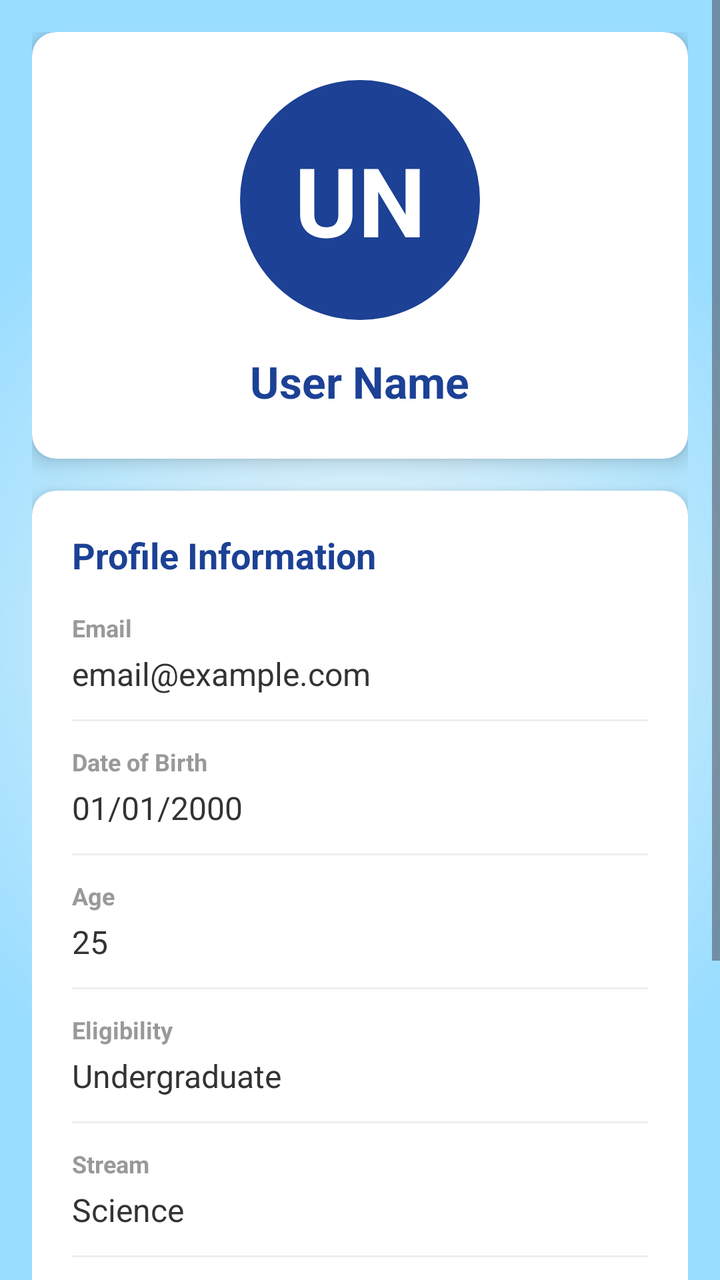
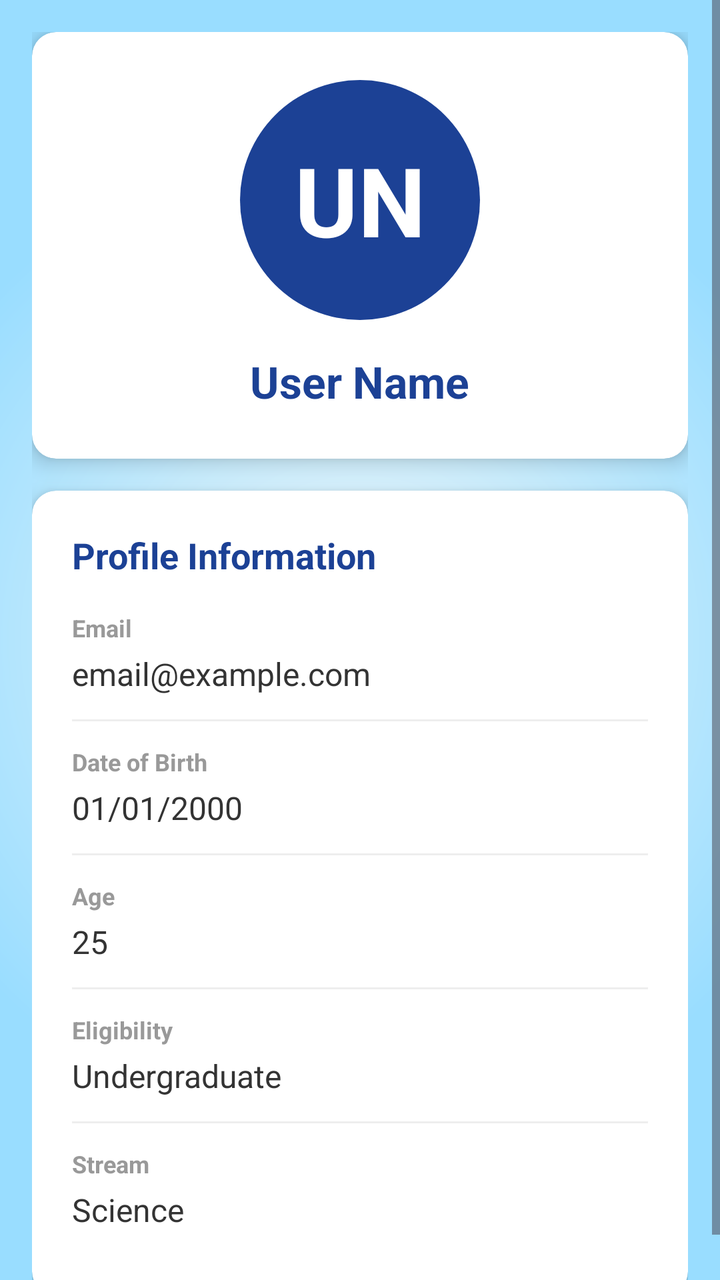

The first picture is an Android layout as it rendered before a commit; the second is the same layout after the commit. The layout source and the unified diff follow.
<!-- AndroidManifest.xml: application theme Theme.AspirePath -->
<!-- res/layout/fragment_profile.xml -->
<?xml version="1.0" encoding="utf-8"?>
<ScrollView xmlns:android="http://schemas.android.com/apk/res/android"
    xmlns:app="http://schemas.android.com/apk/res-auto"
    xmlns:tools="http://schemas.android.com/tools"
    android:layout_width="match_parent"
    android:layout_height="match_parent"
    android:background="@drawable/gradient_bg"
    tools:context=".Profile">

    <LinearLayout
        android:layout_width="match_parent"
        android:layout_height="wrap_content"
        android:orientation="vertical"
        android:padding="16dp">

        
        <androidx.cardview.widget.CardView
            android:layout_width="match_parent"
            android:layout_height="wrap_content"
            app:cardCornerRadius="12dp"
            app:cardElevation="6dp"
            android:layout_marginBottom="16dp">

            <LinearLayout
                android:layout_width="match_parent"
                android:layout_height="wrap_content"
                android:orientation="vertical"
                android:gravity="center"
                android:padding="24dp">

                
                <TextView
                    android:id="@+id/tvInitials"
                    android:layout_width="120dp"
                    android:layout_height="120dp"
                    android:text="UN"
                    android:textSize="48sp"
                    android:textStyle="bold"
                    android:textColor="#FFFFFF"
                    android:background="@drawable/circle_background"
                    android:gravity="center"
                    android:layout_marginBottom="16dp"/>

                <TextView
                    android:id="@+id/tvProfileName"
                    android:layout_width="wrap_content"
                    android:layout_height="wrap_content"
                    android:text="User Name"
                    android:textSize="22sp"
                    android:textStyle="bold"
                    android:textColor="@color/blue"/>
            </LinearLayout>
        </androidx.cardview.widget.CardView>

        
        <androidx.cardview.widget.CardView
            android:layout_width="match_parent"
            android:layout_height="wrap_content"
            app:cardCornerRadius="12dp"
            app:cardElevation="6dp">

            <LinearLayout
                android:layout_width="match_parent"
                android:layout_height="wrap_content"
                android:orientation="vertical"
                android:padding="20dp">

                <TextView
                    android:layout_width="wrap_content"
                    android:layout_height="wrap_content"
                    android:text="Profile Information"
                    android:textSize="18sp"
                    android:textStyle="bold"
                    android:textColor="@color/blue"
                    android:layout_marginBottom="16dp"/>

                
                <LinearLayout
                    android:layout_width="match_parent"
                    android:layout_height="wrap_content"
                    android:orientation="vertical"
                    android:layout_marginBottom="12dp">

                    <TextView
                        android:layout_width="wrap_content"
                        android:layout_height="wrap_content"
                        android:text="Email"
                        android:textSize="12sp"
                        android:textColor="#999999"
                        android:textStyle="bold"/>

                    <TextView
                        android:id="@+id/tvProfileEmail"
                        android:layout_width="wrap_content"
                        android:layout_height="wrap_content"
                        android:text="email@example.com"
                        android:textSize="16sp"
                        android:textColor="#333333"
                        android:layout_marginTop="4dp"/>
                </LinearLayout>

                <View
                    android:id="@+id/dividerDOB"
                    android:layout_width="match_parent"
                    android:layout_height="1dp"
                    android:background="#EEEEEE"
                    android:layout_marginBottom="12dp"/>

                
                <LinearLayout
                    android:id="@+id/layoutDOB"
                    android:layout_width="match_parent"
                    android:layout_height="wrap_content"
                    android:orientation="vertical"
                    android:layout_marginBottom="12dp">

                    <TextView
                        android:layout_width="wrap_content"
                        android:layout_height="wrap_content"
                        android:text="Date of Birth"
                        android:textSize="12sp"
                        android:textColor="#999999"
                        android:textStyle="bold"/>

                    <TextView
                        android:id="@+id/tvProfileDOB"
                        android:layout_width="wrap_content"
                        android:layout_height="wrap_content"
                        android:text="01/01/2000"
                        android:textSize="16sp"
                        android:textColor="#333333"
                        android:layout_marginTop="4dp"/>
                </LinearLayout>

                <View
                    android:id="@+id/dividerAge"
                    android:layout_width="match_parent"
                    android:layout_height="1dp"
                    android:background="#EEEEEE"
                    android:layout_marginBottom="12dp"/>

                
                <LinearLayout
                    android:id="@+id/layoutAge"
                    android:layout_width="match_parent"
                    android:layout_height="wrap_content"
                    android:orientation="vertical"
                    android:layout_marginBottom="12dp">

                    <TextView
                        android:layout_width="wrap_content"
                        android:layout_height="wrap_content"
                        android:text="Age"
                        android:textSize="12sp"
                        android:textColor="#999999"
                        android:textStyle="bold"/>

                    <TextView
                        android:id="@+id/tvProfileAge"
                        android:layout_width="wrap_content"
                        android:layout_height="wrap_content"
                        android:text="25"
                        android:textSize="16sp"
                        android:textColor="#333333"
                        android:layout_marginTop="4dp"/>
                </LinearLayout>

                <View
                    android:layout_width="match_parent"
                    android:layout_height="1dp"
                    android:background="#EEEEEE"
                    android:layout_marginBottom="12dp"/>

                
                <LinearLayout
                    android:layout_width="match_parent"
                    android:layout_height="wrap_content"
                    android:orientation="vertical"
                    android:layout_marginBottom="12dp">

                    <TextView
                        android:layout_width="wrap_content"
                        android:layout_height="wrap_content"
                        android:text="Eligibility"
                        android:textSize="12sp"
                        android:textColor="#999999"
                        android:textStyle="bold"/>

                    <TextView
                        android:id="@+id/tvProfileEligibility"
                        android:layout_width="wrap_content"
                        android:layout_height="wrap_content"
                        android:text="Undergraduate"
                        android:textSize="16sp"
                        android:textColor="#333333"
                        android:layout_marginTop="4dp"/>
                </LinearLayout>

                
                <LinearLayout
                    android:id="@+id/layoutStream"
                    android:layout_width="match_parent"
                    android:layout_height="wrap_content"
                    android:orientation="vertical"
                    android:layout_marginBottom="12dp">

                    <View
                        android:layout_width="match_parent"
                        android:layout_height="1dp"
                        android:background="#EEEEEE"
                        android:layout_marginBottom="12dp"/>

                    <TextView
                        android:layout_width="wrap_content"
                        android:layout_height="wrap_content"
                        android:text="Stream"
                        android:textSize="12sp"
                        android:textColor="#999999"
                        android:textStyle="bold"/>

                    <TextView
                        android:id="@+id/tvProfileStream"
                        android:layout_width="wrap_content"
                        android:layout_height="wrap_content"
                        android:text="Science"
                        android:textSize="16sp"
                        android:textColor="#333333"
                        android:layout_marginTop="4dp"/>
                </LinearLayout>

                
                <LinearLayout
                    android:id="@+id/layoutCourse"
                    android:layout_width="match_parent"
                    android:layout_height="wrap_content"
                    android:orientation="vertical"
                    android:layout_marginBottom="12dp">

                    <View
                        android:layout_width="match_parent"
                        android:layout_height="1dp"
                        android:background="#EEEEEE"
                        android:layout_marginBottom="12dp"/>

                    <TextView
                        android:layout_width="wrap_content"
                        android:layout_height="wrap_content"
                        android:text="Course"
                        android:textSize="12sp"
                        android:textColor="#999999"
                        android:textStyle="bold"/>

                    <TextView
                        android:id="@+id/tvProfileCourse"
                        android:layout_width="wrap_content"
                        android:layout_height="wrap_content"
                        android:text="Computer Science"
                        android:textSize="16sp"
                        android:textColor="#333333"
                        android:layout_marginTop="4dp"/>
                </LinearLayout>

                <View
                    android:id="@+id/dividerCertificate"
                    android:layout_width="match_parent"
                    android:layout_height="1dp"
                    android:background="#EEEEEE"
                    android:layout_marginBottom="12dp"/>

                
                <LinearLayout
                    android:id="@+id/layoutCertificate"
                    android:layout_width="match_parent"
                    android:layout_height="wrap_content"
                    android:orientation="vertical"
                    android:layout_marginBottom="12dp">

                    <TextView
                        android:layout_width="wrap_content"
                        android:layout_height="wrap_content"
                        android:text="Certificate Courses"
                        android:textSize="12sp"
                        android:textColor="#999999"
                        android:textStyle="bold"/>

                    <TextView
                        android:id="@+id/tvProfileCertificate"
                        android:layout_width="wrap_content"
                        android:layout_height="wrap_content"
                        android:text="N/A"
                        android:textSize="16sp"
                        android:textColor="#333333"
                        android:layout_marginTop="4dp"/>
                </LinearLayout>

                <View
                    android:id="@+id/dividerCollegeSchool"
                    android:layout_width="match_parent"
                    android:layout_height="1dp"
                    android:background="#EEEEEE"
                    android:layout_marginBottom="12dp"/>

                
                <LinearLayout
                    android:id="@+id/layoutCollegeSchool"
                    android:layout_width="match_parent"
                    android:layout_height="wrap_content"
                    android:orientation="vertical">

                    <TextView
                        android:layout_width="wrap_content"
                        android:layout_height="wrap_content"
                        android:text="Current College/School"
                        android:textSize="12sp"
                        android:textColor="#999999"
                        android:textStyle="bold"/>

                    <TextView
                        android:id="@+id/tvProfileCollegeSchool"
                        android:layout_width="wrap_content"
                        android:layout_height="wrap_content"
                        android:text="N/A"
                        android:textSize="16sp"
                        android:textColor="#333333"
                        android:layout_marginTop="4dp"/>
                </LinearLayout>

            </LinearLayout>
        </androidx.cardview.widget.CardView>

    </LinearLayout>
</ScrollView>
<!-- resources referenced by this layout -->
<resources>
  <color name="blue">#1C4195</color>
  <!-- drawable circle_background (drawable) -->
  <?xml version="1.0" encoding="utf-8"?>
  <shape xmlns:android="http://schemas.android.com/apk/res/android"
      android:shape="oval">
      <solid android:color="#1C4195"/>
  </shape>
  <!-- drawable gradient_bg (drawable) -->
  <?xml version="1.0" encoding="utf-8"?>
  <shape xmlns:android="http://schemas.android.com/apk/res/android"
      android:shape="rectangle">
      <gradient
          android:startColor="#edf7fa"
          android:endColor="#99ddff"
          android:gradientRadius="70%p"
          android:type="radial"
          android:centerX="0.5"
          android:centerY="0.5"
          android:dither="true" />
  </shape>
  <style name="Theme.AspirePath" parent="Base.Theme.AspirePath" />
  <style name="Base.Theme.AspirePath" parent="Theme.Material3.DayNight.NoActionBar">
          
          <item name="colorPrimary">@color/blue</item>
          <item name="colorPrimaryVariant">#0073e6</item>
          <item name="colorOnPrimary">@color/white</item>
          <item name="android:statusBarColor">#0073e6</item>
          
      </style>
  <color name="white">#FFFFFFFF</color>
</resources>

<!-- the commit's change to res/layout/fragment_profile.xml (unified diff, before → after) -->
@@ -228,103 +228,6 @@
                         android:layout_marginTop="4dp"/>
                 </LinearLayout>
 
-                
-                <LinearLayout
-                    android:id="@+id/layoutCourse"
-                    android:layout_width="match_parent"
-                    android:layout_height="wrap_content"
-                    android:orientation="vertical"
-                    android:layout_marginBottom="12dp">
-
-                    <View
-                        android:layout_width="match_parent"
-                        android:layout_height="1dp"
-                        android:background="#EEEEEE"
-                        android:layout_marginBottom="12dp"/>
-
-                    <TextView
-                        android:layout_width="wrap_content"
-                        android:layout_height="wrap_content"
-                        android:text="Course"
-                        android:textSize="12sp"
-                        android:textColor="#999999"
-                        android:textStyle="bold"/>
-
-                    <TextView
-                        android:id="@+id/tvProfileCourse"
-                        android:layout_width="wrap_content"
-                        android:layout_height="wrap_content"
-                        android:text="Computer Science"
-                        android:textSize="16sp"
-                        android:textColor="#333333"
-                        android:layout_marginTop="4dp"/>
-                </LinearLayout>
-
-                <View
-                    android:id="@+id/dividerCertificate"
-                    android:layout_width="match_parent"
-                    android:layout_height="1dp"
-                    android:background="#EEEEEE"
-                    android:layout_marginBottom="12dp"/>
-
-                
-                <LinearLayout
-                    android:id="@+id/layoutCertificate"
-                    android:layout_width="match_parent"
-                    android:layout_height="wrap_content"
-                    android:orientation="vertical"
-                    android:layout_marginBottom="12dp">
-
-                    <TextView
-                        android:layout_width="wrap_content"
-                        android:layout_height="wrap_content"
-                        android:text="Certificate Courses"
-                        android:textSize="12sp"
-                        android:textColor="#999999"
-                        android:textStyle="bold"/>
-
-                    <TextView
-                        android:id="@+id/tvProfileCertificate"
-                        android:layout_width="wrap_content"
-                        android:layout_height="wrap_content"
-                        android:text="N/A"
-                        android:textSize="16sp"
-                        android:textColor="#333333"
-                        android:layout_marginTop="4dp"/>
-                </LinearLayout>
-
-                <View
-                    android:id="@+id/dividerCollegeSchool"
-                    android:layout_width="match_parent"
-                    android:layout_height="1dp"
-                    android:background="#EEEEEE"
-                    android:layout_marginBottom="12dp"/>
-
-                
-                <LinearLayout
-                    android:id="@+id/layoutCollegeSchool"
-                    android:layout_width="match_parent"
-                    android:layout_height="wrap_content"
-                    android:orientation="vertical">
-
-                    <TextView
-                        android:layout_width="wrap_content"
-                        android:layout_height="wrap_content"
-                        android:text="Current College/School"
-                        android:textSize="12sp"
-                        android:textColor="#999999"
-                        android:textStyle="bold"/>
-
-                    <TextView
-                        android:id="@+id/tvProfileCollegeSchool"
-                        android:layout_width="wrap_content"
-                        android:layout_height="wrap_content"
-                        android:text="N/A"
-                        android:textSize="16sp"
-                        android:textColor="#333333"
-                        android:layout_marginTop="4dp"/>
-                </LinearLayout>
-
             </LinearLayout>
         </androidx.cardview.widget.CardView>
 
